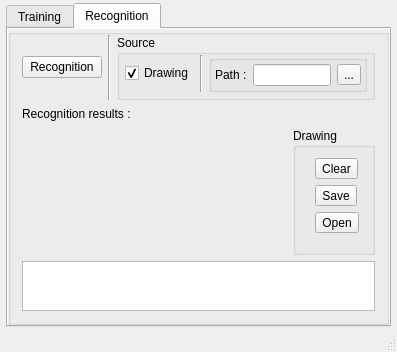
Qt form src/mainwindow.ui (JuPrgn/NNumberRec) before a commit.
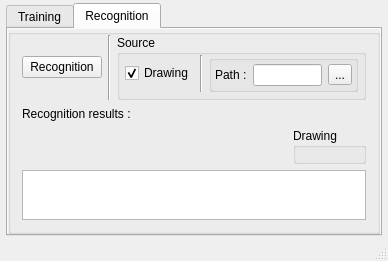
The same form after that commit.

Commit message: Class reorganization and cleaning

The edit to the form file:
```diff
--- a/src/mainwindow.ui
+++ b/src/mainwindow.ui
@@ -6,8 +6,8 @@
    <rect>
     <x>0</x>
     <y>0</y>
-    <width>396</width>
-    <height>329</height>
+    <width>375</width>
+    <height>244</height>
    </rect>
   </property>
   <property name="windowTitle">
@@ -294,72 +294,6 @@
                 <property name="bottomMargin">
                  <number>5</number>
                 </property>
-                <item row="0" column="0" rowspan="2">
-                 <layout class="QHBoxLayout" name="hlScribble">
-                  <property name="leftMargin">
-                   <number>3</number>
-                  </property>
-                  <property name="topMargin">
-                   <number>3</number>
-                  </property>
-                  <property name="rightMargin">
-                   <number>3</number>
-                  </property>
-                  <property name="bottomMargin">
-                   <number>3</number>
-                  </property>
-                 </layout>
-                </item>
-                <item row="0" column="1">
-                 <layout class="QVBoxLayout" name="verticalLayout">
-                  <property name="leftMargin">
-                   <number>5</number>
-                  </property>
-                  <property name="topMargin">
-                   <number>5</number>
-                  </property>
-                  <property name="rightMargin">
-                   <number>5</number>
-                  </property>
-                  <property name="bottomMargin">
-                   <number>5</number>
-                  </property>
-                  <item>
-                   <widget class="QToolButton" name="tbClear">
-                    <property name="text">
-                     <string>Clear</string>
-                    </property>
-                   </widget>
-                  </item>
-                  <item>
-                   <spacer name="verticalSpacer">
-                    <property name="orientation">
-                     <enum>Qt::Vertical</enum>
-                    </property>
-                    <property name="sizeHint" stdset="0">
-                     <size>
-                      <width>20</width>
-                      <height>40</height>
-                     </size>
-                    </property>
-                   </spacer>
-                  </item>
-                  <item>
-                   <widget class="QToolButton" name="tbSave">
-                    <property name="text">
-                     <string>Save</string>
-                    </property>
-                   </widget>
-                  </item>
-                  <item>
-                   <widget class="QToolButton" name="tbOpen">
-                    <property name="text">
-                     <string>Open</string>
-                    </property>
-                   </widget>
-                  </item>
-                 </layout>
-                </item>
                </layout>
               </item>
              </layout>
```
Left out of the diff: 4 changed lines with no effect on the pictures. The commit also changes 12 other files.
